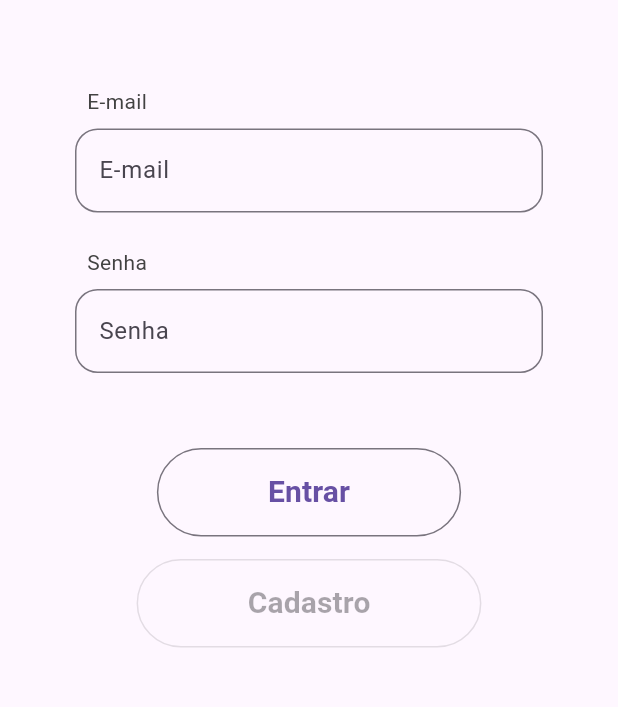
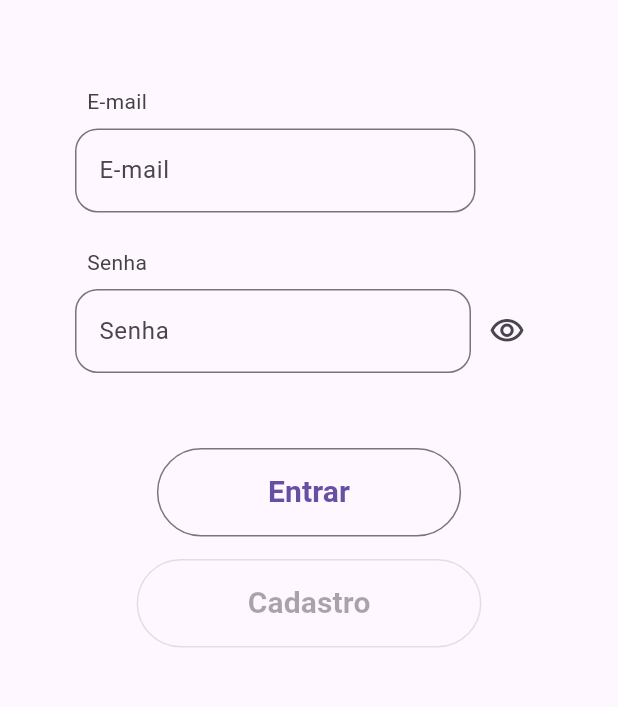
Before and after one commit to RodrigoSGouveia/flutter_login, a Flutter app: the screen it shows after launch, on a phone screen of 412 x 824 dp, the part 488-1195 px from its top. Run offline on Flutter 3.47's test engine with Material 3 defaults, Android fonts, the phone set to English and light mode, and no system bars; our stand-ins replace bloc, equatable, flutter_bloc, get_it, injectable.

Commit message:
Pequenas correções

```diff
--- a/lib/src/features/login/ui/widgets/form_login.dart
+++ b/lib/src/features/login/ui/widgets/form_login.dart
@@ -1,8 +1,9 @@
 import 'package:flutter/material.dart';
-import 'package:flutter_login/core/validations/email_validator.dart';
+
 import 'package:flutter_login/core/validations/validations.dart';
+import 'package:flutter_login/src/features/login/resources/resources.dart';
 
-class FormLogin extends StatelessWidget {
+class FormLogin extends StatefulWidget {
   final TextEditingController emailController;
   final Function(String) emailOnChanged;
   final String emailHint;
@@ -27,29 +28,39 @@ class FormLogin extends StatelessWidget {
   });
 
   @override
+  State<FormLogin> createState() => _FormLoginState();
+}
+
+class _FormLoginState extends State<FormLogin> {
+  bool pObscured = true;
+
+  @override
   Widget build(BuildContext context) {
     return Form(
-      key: formKey,
+      key: widget.formKey,
       child: Column(
         crossAxisAlignment: CrossAxisAlignment.start,
         children: [
           Padding(
             padding: const EdgeInsets.all(8.0),
             child: Text(
-              "E-mail",
+              LoginStringsResources.email,
               style: TextStyle(color: Colors.grey[800]),
             ),
           ),
-          TextFormField(
-            controller: emailController,
-            validator: EmailValidator(errorText: emailErrorMessage),
+          Padding(
+            padding: const EdgeInsets.only(right: 45),
+            child: TextFormField(
+              controller: widget.emailController,
+              validator: EmailValidator(errorText: widget.emailErrorMessage),
               decoration: InputDecoration(
-              hintText: emailHint,
+                hintText: widget.emailHint,
                 border: OutlineInputBorder(
                   borderRadius: BorderRadius.circular(15),
                 ),
               ),
-            onChanged: emailOnChanged,
+              onChanged: widget.emailOnChanged,
+            ),
           ),
           const SizedBox(
             height: 15,
@@ -57,20 +68,36 @@ class FormLogin extends StatelessWidget {
           Padding(
             padding: const EdgeInsets.all(8.0),
             child: Text(
-              "Senha",
+              LoginStringsResources.password,
               style: TextStyle(color: Colors.grey[800]),
             ),
           ),
-          TextFormField(
-            controller: passwordController,
-            validator: RequiredValidator(errorText: passwordErrorMessage),
+          Row(
+            children: [
+              Expanded(
+                child: TextFormField(
+                  controller: widget.passwordController,
+                  obscureText: pObscured,
+                  validator:
+                      RequiredValidator(errorText: widget.passwordErrorMessage),
                   decoration: InputDecoration(
-              hintText: passwordHint,
+                    hintText: widget.passwordHint,
                     border: OutlineInputBorder(
                       borderRadius: BorderRadius.circular(15),
                     ),
                   ),
-            onChanged: passwordOnChanged,
+                  onChanged: widget.passwordOnChanged,
+                ),
+              ),
+              IconButton(
+                onPressed: () => setState(() {
+                  pObscured = !pObscured;
+                }),
+                icon: Icon(pObscured
+                    ? Icons.visibility_outlined
+                    : Icons.visibility_off_outlined),
+              ),
+            ],
           ),
         ],
       ),
```
Lines whose indentation alone changed are shown as unchanged.
